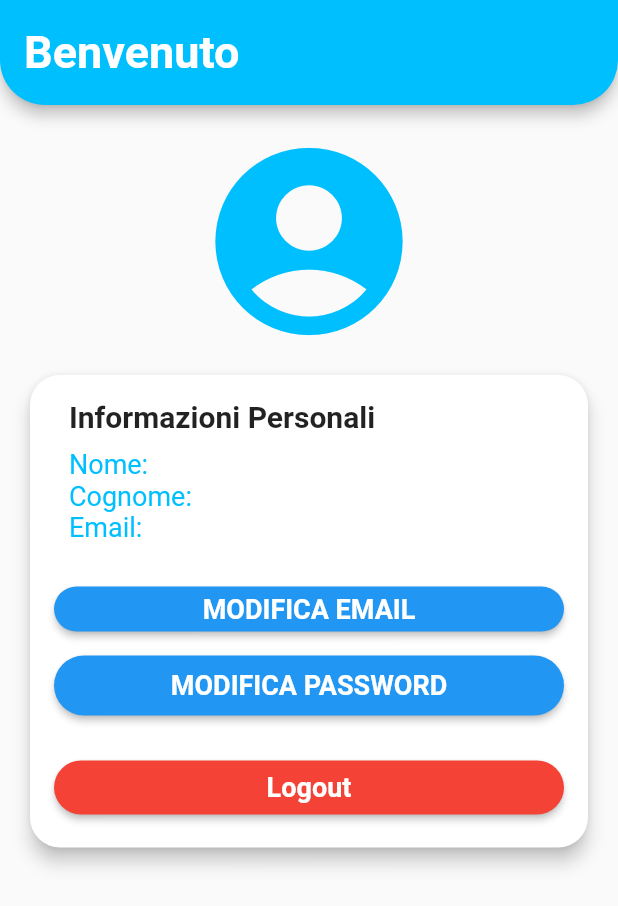
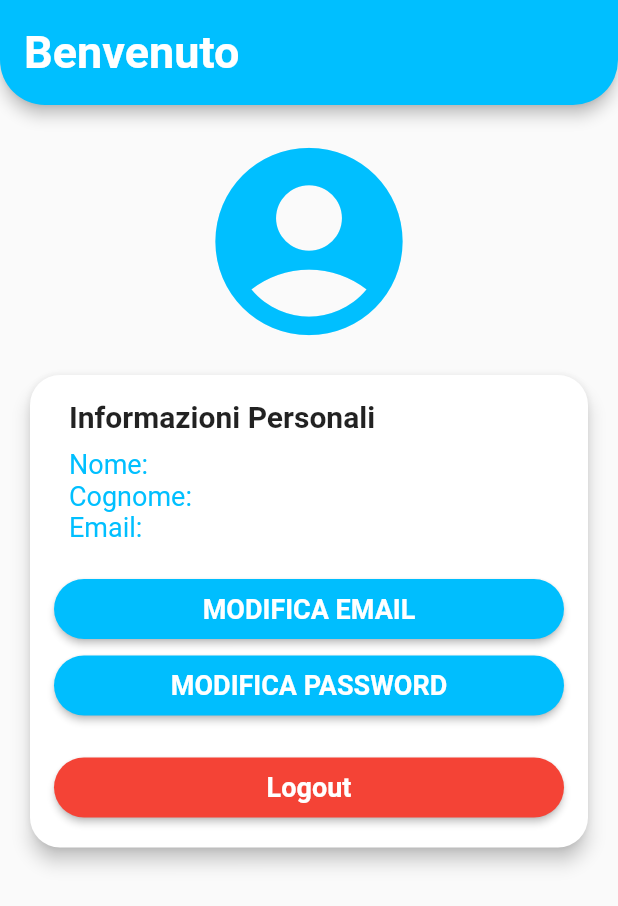
Before and after one commit to DavideTicchiarelli/easy_move_flutter, a Flutter app: the Profilo screen opened directly, on a phone screen of 412 x 824 dp. Shown: the top 906 px of the screen. Run offline on Flutter 3.47's test engine with Material 2 defaults, Android fonts, the phone set to English and light mode, and no system bars; our stand-ins replace cloud_firestore, firebase_auth, firebase_core, firebase_storage, fluttertoast, google_maps_flutter and 1 more; accounts and stored records are empty.

Commit message:
modifiche profilo

```diff
--- a/lib/Views/Profilo.dart
+++ b/lib/Views/Profilo.dart
@@ -96,11 +96,11 @@ class Profilo extends StatelessWidget {
                               Navigator.push(context, MaterialPageRoute(builder: (context) => ModificaEmail()));
                               },
                               style: ElevatedButton.styleFrom(
-                                backgroundColor: Colors.blue,
+                                primary: Color(0xFF00BEFE),
                                 shape: RoundedRectangleBorder(
                                   borderRadius: BorderRadius.circular(20.0),
                                 ),
-                                minimumSize: Size(double.infinity, 30), // Imposta l'altezza uguale a quella del Logout
+                                minimumSize: Size(double.infinity, 40), // Imposta l'altezza uguale a quella del Logout
                               ),
                               child: const Text(
                                 "MODIFICA EMAIL",
@@ -117,7 +117,7 @@ class Profilo extends StatelessWidget {
                                 Navigator.push(context, MaterialPageRoute(builder: (context) => ResetPasswordScreen()));
                               },
                               style: ElevatedButton.styleFrom(
-                                backgroundColor: Colors.blue,
+                                primary: Color(0xFF00BEFE),
                                 shape: RoundedRectangleBorder(
                                   borderRadius: BorderRadius.circular(20.0),
                                 ),
@@ -148,6 +148,8 @@ class Profilo extends StatelessWidget {
                             shape: RoundedRectangleBorder(
                               borderRadius: BorderRadius.circular(20.0),
                             ),
+                            minimumSize: Size(double.infinity, 40), // Imposta l'altezza uguale a quella del Logout
+
                           ),
                           child: const Text(
                             "Logout",
```
